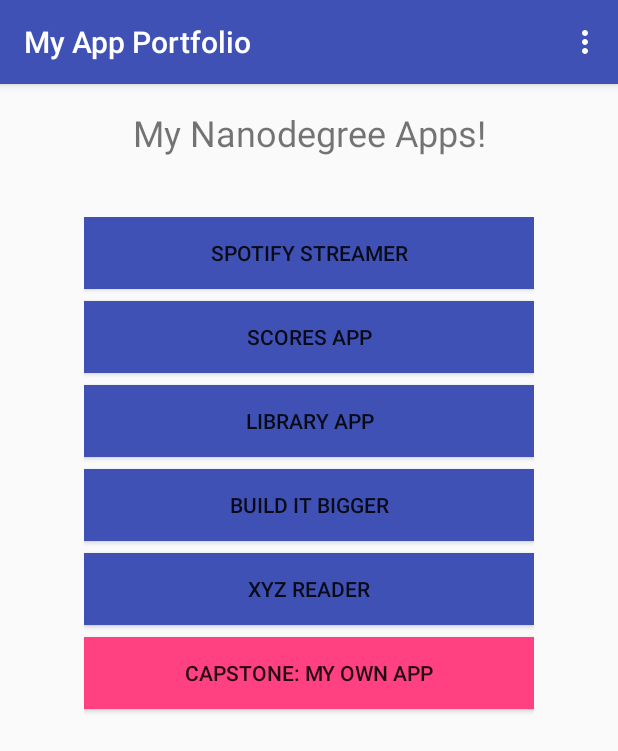
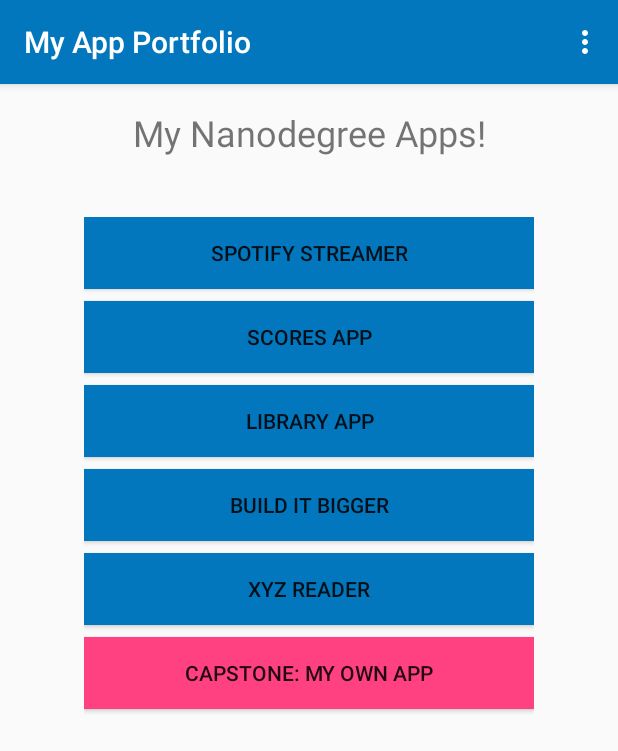
Before and after one commit to mschilling/adn-project-0, an Android app: the screen it shows after launch (MainActivity), on a phone screen of 412 x 824 dp. Shown: the top 751 px of the screen. Run offline under Robolectric (Android 15) with nearby library versions, the phone set to English and light mode, and no system bars.

Commit message:
Update primary color(s)

```diff
--- a/app/src/main/res/layout/content_main.xml
+++ b/app/src/main/res/layout/content_main.xml
@@ -30,53 +30,51 @@
         <Button
             android:layout_width="match_parent"
             android:layout_height="wrap_content"
-            android:text="Spotify Streamer"
-            android:textAlignment="center"
+            android:layout_marginBottom="8dp"
             android:background="@color/colorPrimary"
             android:onClick="sendMessage"
-            android:layout_marginBottom="8dp"
-            />
+            android:text="Spotify Streamer"
+            android:textAlignment="center" />
 
         <Button
             android:layout_width="match_parent"
             android:layout_height="wrap_content"
+            android:layout_marginBottom="8dp"
             android:background="@color/colorPrimary"
-            android:layout_marginBottom="8dp"
             android:onClick="sendMessage"
             android:text="Scores App" />
 
         <Button
             android:layout_width="match_parent"
             android:layout_height="wrap_content"
+            android:layout_marginBottom="8dp"
             android:background="@color/colorPrimary"
             android:onClick="sendMessage"
-            android:layout_marginBottom="8dp"
             android:text="Library App" />
 
         <Button
             android:layout_width="match_parent"
             android:layout_height="wrap_content"
+            android:layout_marginBottom="8dp"
             android:background="@color/colorPrimary"
-            android:layout_marginBottom="8dp"
             android:onClick="sendMessage"
             android:text="Build it Bigger" />
 
         <Button
             android:layout_width="match_parent"
             android:layout_height="wrap_content"
+            android:layout_marginBottom="8dp"
             android:background="@color/colorPrimary"
-            android:layout_marginBottom="8dp"
             android:onClick="sendMessage"
             android:text="XYZ Reader" />
 
         <Button
             android:layout_width="match_parent"
             android:layout_height="wrap_content"
+            android:layout_marginBottom="8dp"
             android:background="@color/colorAccent"
-            android:layout_marginBottom="8dp"
-            android:text="Capstone: My Own App"
             android:onClick="sendMessage"
-            />
+            android:text="Capstone: My Own App" />
 
     </LinearLayout>
 
--- a/app/src/main/res/values/colors.xml
+++ b/app/src/main/res/values/colors.xml
@@ -1,6 +1,6 @@
 <?xml version="1.0" encoding="utf-8"?>
 <resources>
-    <color name="colorPrimary">#3F51B5</color>
-    <color name="colorPrimaryDark">#303F9F</color>
+    <color name="colorPrimary">#0277BD</color>
+    <color name="colorPrimaryDark">#01579B</color>
     <color name="colorAccent">#FF4081</color>
 </resources>
```
